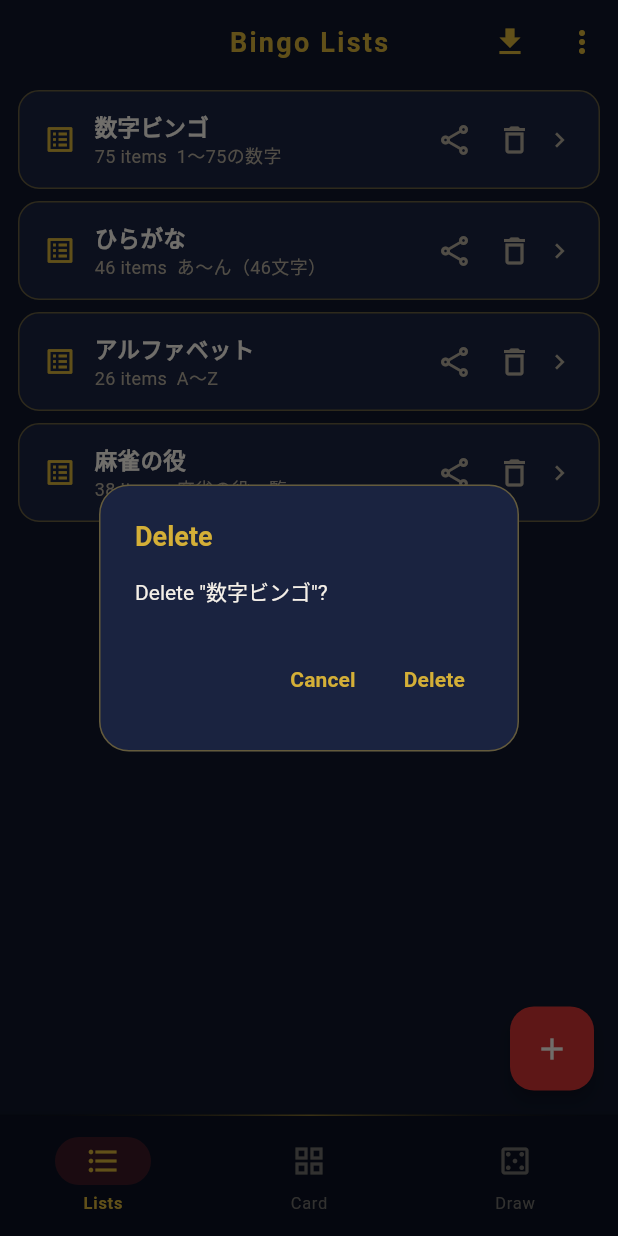
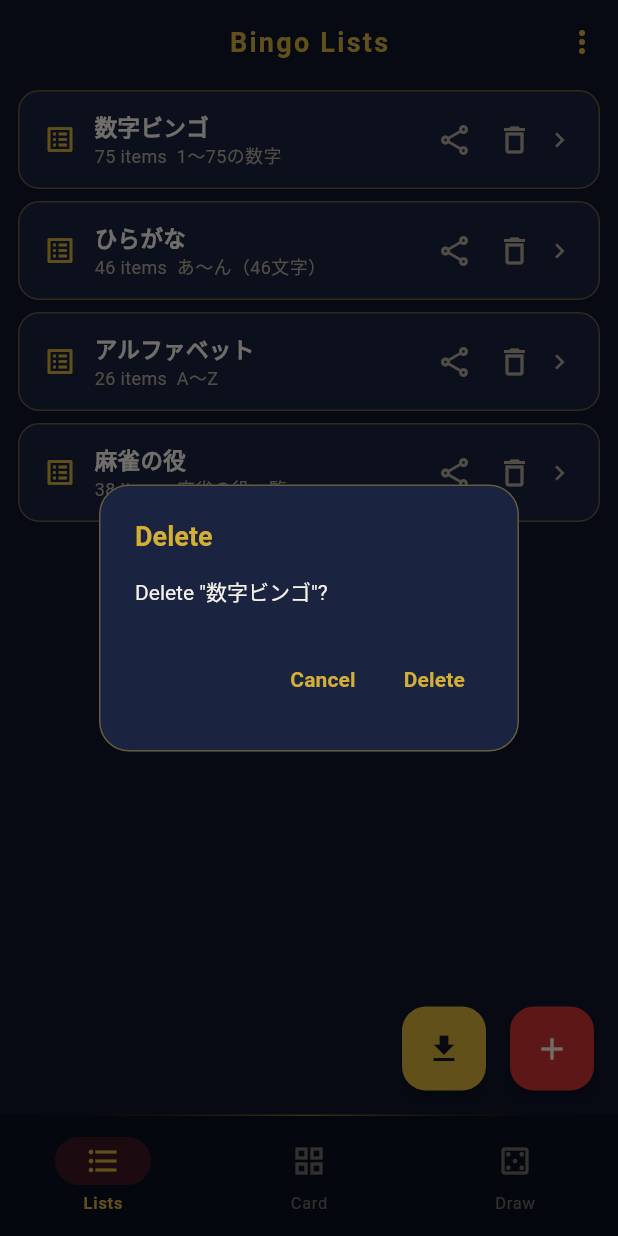
Before and after one commit to osakana0808/CustomBingo, a Flutter app: the screen it shows after launch, after a tap on the "delete outline" icon, on a phone screen of 412 x 824 dp. Run offline on Flutter 3.47's test engine with Material 3 defaults, Android fonts, the phone set to English and light mode, and no system bars; our stand-ins replace flutter_animate, flutter_riverpod, flutter_svg, google_mobile_ads, package_info_plus, shared_preferences and 1 more; missing offline and left inert: purchases_flutter; accounts and stored records are empty; network calls fail.

Commit message:
feat: インポートボタンをFABに移動（新規追加と横並び）・リスト下部にFAB回避用スペーサー追加
Co-Authored-By: Claude Fable 5 <noreply@anthropic.com>

```diff
--- a/lib/screens/list/list_screen.dart
+++ b/lib/screens/list/list_screen.dart
@@ -22,14 +22,6 @@ class ListScreen extends ConsumerWidget {
       appBar: AppBar(
         title: Text(l10n.listTitle),
         actions: [
-          IconButton(
-            icon: const Icon(Icons.download),
-            tooltip: l10n.listImportTooltip,
-            onPressed: () => Navigator.push(
-              context,
-              MaterialPageRoute(builder: (_) => const ImportScreen()),
-            ).then((_) => ref.read(bingoListsProvider.notifier).reload()),
-          ),
           PopupMenuButton<_MenuAction>(
             onSelected: (action) => _onMenuSelected(context, action, l10n),
             itemBuilder: (_) => [
@@ -57,20 +49,40 @@ class ListScreen extends ConsumerWidget {
             return Center(child: Text(l10n.listEmpty));
           }
           return ListView(
-            children: lists
-                .map((list) => _ListTile(
+            children: [
+              ...lists.map((list) => _ListTile(
                     list: list,
                     onTap: () => _openEdit(context, ref, list),
                     onShare: () => _share(context, list, l10n),
                     onDelete: () => _confirmDelete(context, ref, list, l10n),
-                    ))
-                .toList(),
+                  )),
+              // フローティングボタンの後ろにリストが隠れないようにする
+              const SizedBox(height: 88),
+            ],
           );
         },
       ),
-      floatingActionButton: FloatingActionButton(
+      floatingActionButton: Row(
+        mainAxisSize: MainAxisSize.min,
+        children: [
+          FloatingActionButton(
+            heroTag: 'fab-import',
+            tooltip: l10n.listImportTooltip,
+            backgroundColor: Theme.of(context).colorScheme.secondary,
+            foregroundColor: Theme.of(context).colorScheme.onSecondary,
+            onPressed: () => Navigator.push(
+              context,
+              MaterialPageRoute(builder: (_) => const ImportScreen()),
+            ).then((_) => ref.read(bingoListsProvider.notifier).reload()),
+            child: const Icon(Icons.download),
+          ),
+          const SizedBox(width: 16),
+          FloatingActionButton(
+            heroTag: 'fab-add',
             onPressed: () => _openEdit(context, ref, null),
             child: const Icon(Icons.add),
+          ),
+        ],
       ),
     );
   }
```
Lines whose indentation alone changed are shown as unchanged.
